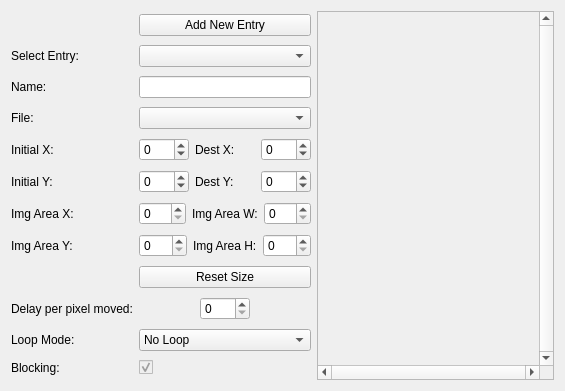
Qt form editor/scenes/tab_image.ui (protoman/rockbot) before a commit.
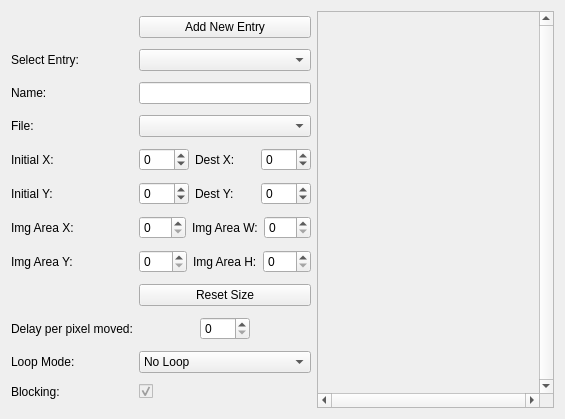
The same form after that commit. Icons and pictures are not drawn. Custom widgets are drawn as their Qt base class.

Patch:
```diff
--- a/editor/scenes/tab_image.ui
+++ b/editor/scenes/tab_image.ui
@@ -7,7 +7,7 @@
     <x>0</x>
     <y>0</y>
     <width>565</width>
-    <height>391</height>
+    <height>419</height>
    </rect>
   </property>
   <property name="windowTitle">
@@ -352,8 +352,8 @@
          <rect>
           <x>0</x>
           <y>0</y>
-          <width>186</width>
-          <height>355</height>
+          <width>148</width>
+          <height>383</height>
          </rect>
         </property>
         <property name="sizePolicy">
```
